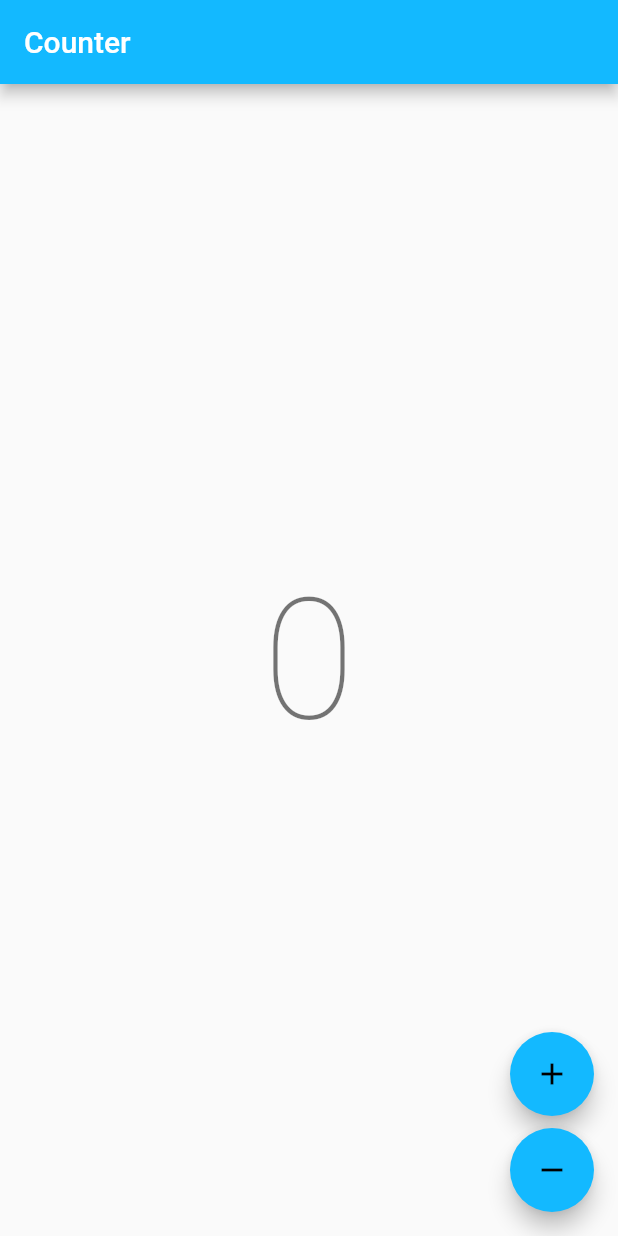
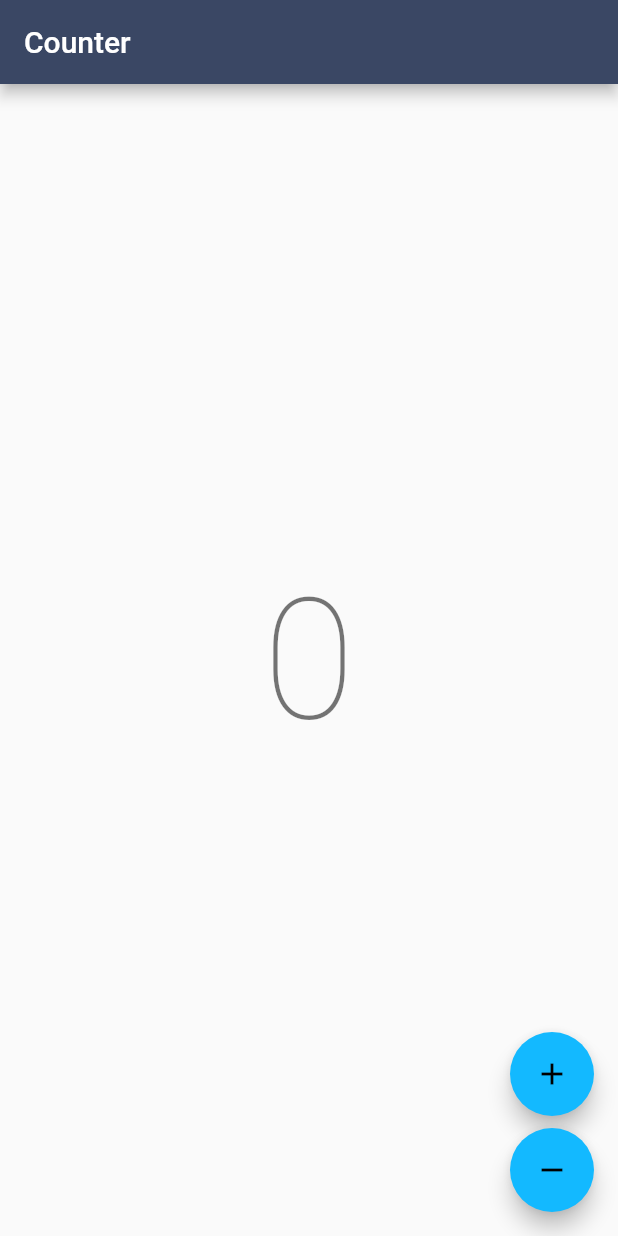
Before and after one commit to mulieriq/Simple-Calculator, a Flutter app: the screen it shows after launch, on a phone screen of 412 x 824 dp. Run offline on Flutter 3.47's test engine with Material 2 defaults, Android fonts, the phone set to English and light mode, and no system bars; our stand-ins replace bloc, flutter_bloc; generated files the repository leaves out were written again.

```diff
--- a/calculator_app/lib/app/view/app.dart
+++ b/calculator_app/lib/app/view/app.dart
@@ -1,4 +1,5 @@
 import 'package:calculator_app/core/platform/l10n/l10n.dart';
+import 'package:calculator_app/core/presentation/theme/color_palette.dart';
 import 'package:calculator_app/features/counter/counter.dart';
 import 'package:flutter/material.dart';
 
@@ -9,7 +10,7 @@ class App extends StatelessWidget {
   Widget build(BuildContext context) {
     return MaterialApp(
       theme: ThemeData(
-        appBarTheme: const AppBarTheme(color: Color(0xFF13B9FF)),
+        appBarTheme: AppBarTheme(color: darkDesaturatedBlueMainBackground),
         colorScheme: ColorScheme.fromSwatch(
           accentColor: const Color(0xFF13B9FF),
         ),
--- a/calculator_app/lib/core/platform/utils/color_transformer.dart
+++ b/calculator_app/lib/core/platform/utils/color_transformer.dart
@@ -5,4 +5,4 @@ Color colorTransformer(
   double saturation,
   double lightness,
 ) =>
-    HSLColor.fromAHSL(1, hue, saturation, lightness).toColor();
+    HSLColor.fromAHSL(1, hue, saturation / 100, lightness / 100).toColor();
```
